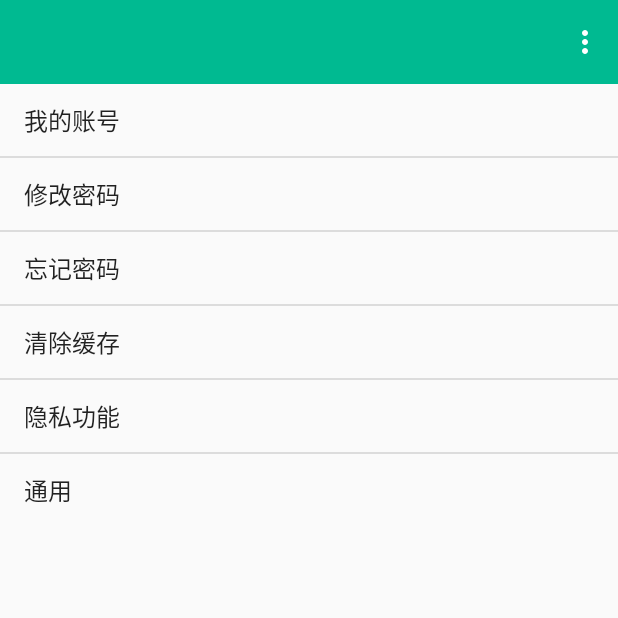
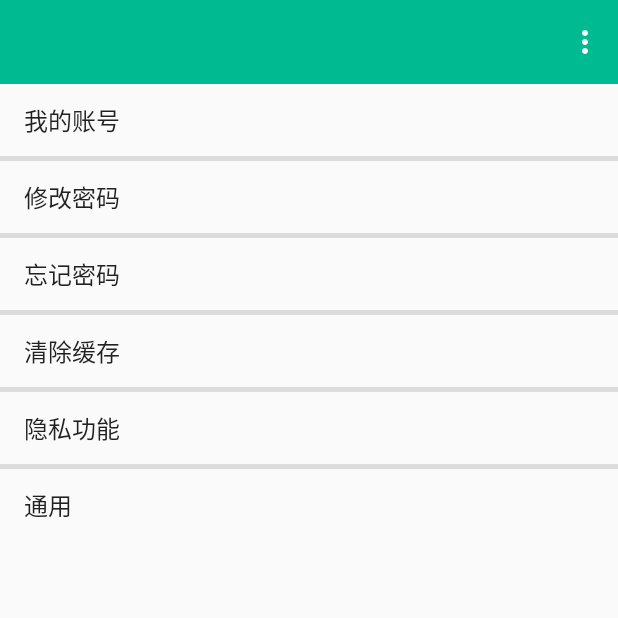
Before and after one commit to nieyanchen/DiDaLife2, an Android app: the SettingActivity screen opened directly, with no data from a screen before it, on a phone screen of 412 x 824 dp, the top half of it. Run offline under Robolectric (Android 15) with nearby library versions, the phone set to English and light mode, and no system bars; our stand-ins replace CircleImageView.

Commit message:
190617   17:09

```diff
--- a/src/main/res/layout/activity_setting.xml
+++ b/src/main/res/layout/activity_setting.xml
@@ -20,7 +20,9 @@
         android:entries="@array/set"
         android:layout_width="match_parent"
         android:layout_height="wrap_content"
-        android:id="@+id/listView1">
+        android:id="@+id/listView1"
+        android:dividerHeight="3dp"
+        android:divider="#dcdcdc">
     </ListView>
 
 </LinearLayout>
```
